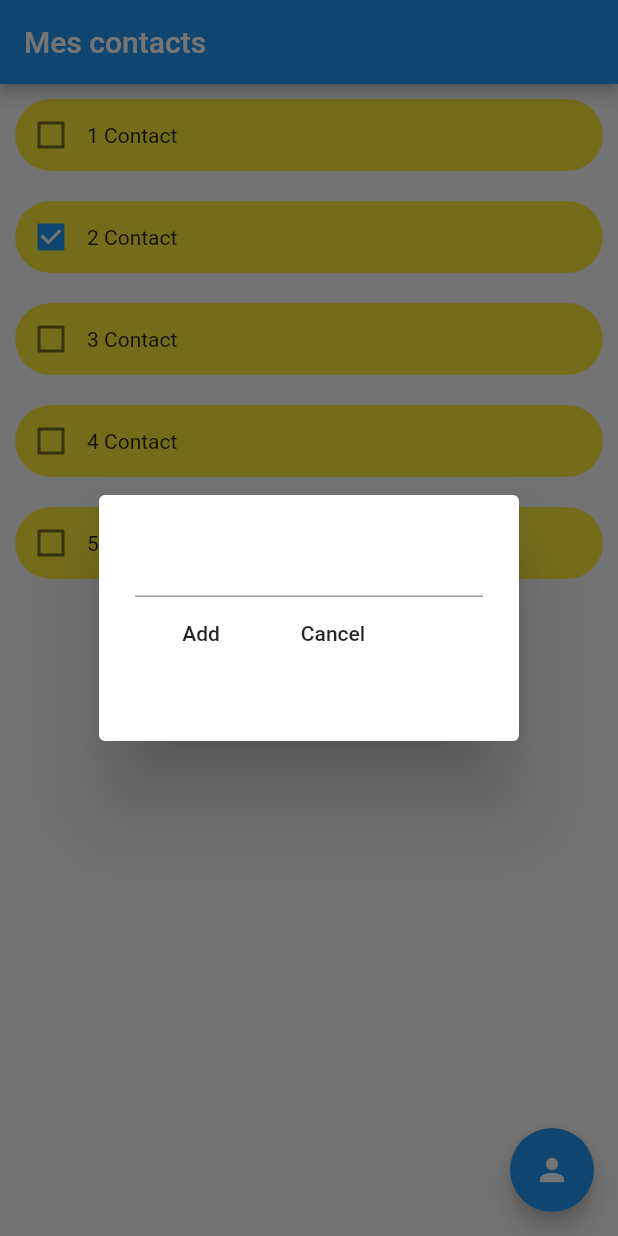
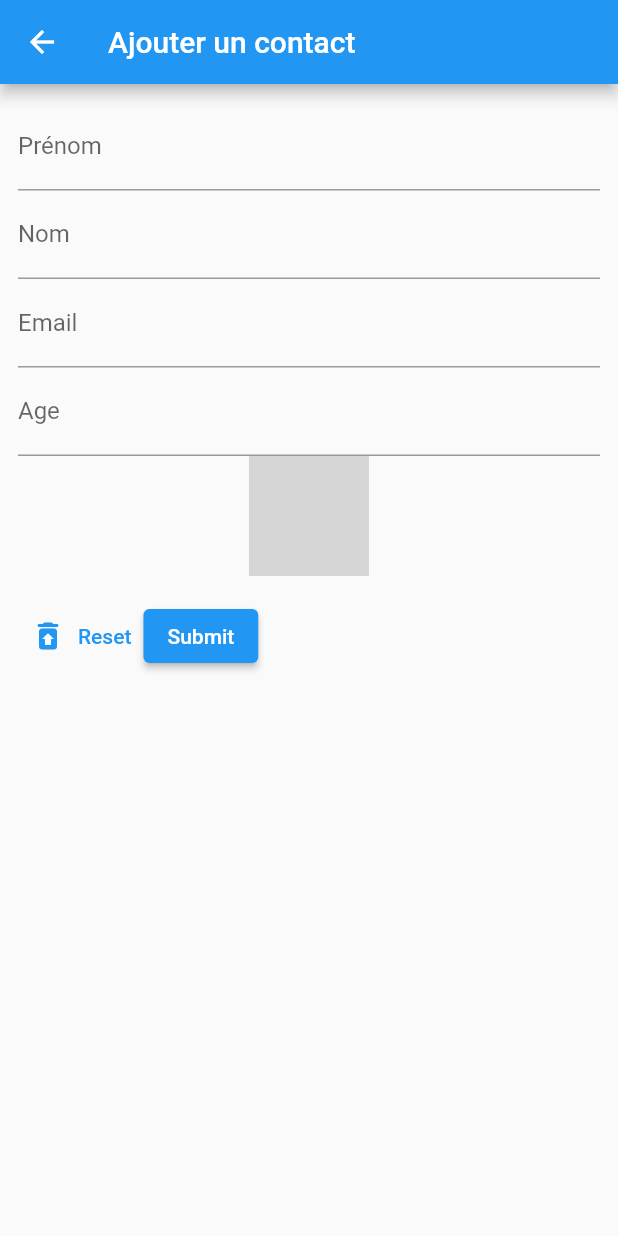
Before and after one commit to najasoft/flutter-app-2023, a Flutter app: the ContactsList screen opened directly, after a tap on the "person" icon, on a phone screen of 412 x 824 dp. Run offline on Flutter 3.47's test engine with Material 2 defaults, Android fonts, the phone set to English and light mode, and no system bars; drawn by our look-alikes of flutter_slidable; our stand-ins replace image_picker; grey boxes are pictures that could not be loaded.

Commit message:
atelier 2

```diff
--- a/lib/add_contact.dart
+++ b/lib/add_contact.dart
@@ -1,13 +1,14 @@
+import 'package:contactsapp/model/contact.dart';
 import 'package:flutter/material.dart';
 
 class AddContact extends StatelessWidget {
-  final ctr;
+  Contact contact;
   VoidCallback onAdd;
   VoidCallback onCancel;
 
   AddContact(
       {super.key,
-      required this.ctr,
+      required this.contact,
       required this.onAdd,
       required this.onCancel});
   @override
@@ -16,7 +17,9 @@ class AddContact extends StatelessWidget {
       content: SizedBox(
         height: 120,
         child: Column(children: [
-          TextField(controller: ctr),
+          TextField(
+            onChanged: (value) => contact.nom,
+          ),
           Row(
             children: [
               MaterialButton(onPressed: onAdd, child: Text("Add")),
--- /dev/null
+++ b/lib/add_contact_form.dart
@@ -0,0 +1,154 @@
+import 'dart:io';
+import 'package:contactsapp/model/contact.dart';
+import 'package:flutter/material.dart';
+import 'package:image_picker/image_picker.dart';
+
+class AddContactForm extends StatefulWidget {
+  final Function(Contact) onSubmit;
+  AddContactForm({required this.onSubmit});
+
+  @override
+  _AddContactFormState createState() => _AddContactFormState();
+}
+
+class _AddContactFormState extends State<AddContactForm> {
+  final _formKey = GlobalKey<FormState>();
+  Contact contact = Contact.empty();
+  String? _pickedImagePath;
+
+  Future<void> _pickImage() async {
+    final ImagePicker _picker = ImagePicker();
+    final XFile? pickedFile =
+        await _picker.pickImage(source: ImageSource.gallery);
+
+    if (pickedFile != null) {
+      setState(() {
+        _pickedImagePath = pickedFile.path;
+      });
+    }
+  }
+
+  void _saveContact() {
+    if (_formKey.currentState!.validate()) {
+      _formKey.currentState!.save();
+      contact.photo = _pickedImagePath!;
+      // Iniiialiser l'id du contact
+      contact.id = DateTime.now().millisecondsSinceEpoch;
+      widget.onSubmit(contact);
+      Navigator.pop(context);
+    }
+  }
+
+  @override
+  Widget build(BuildContext context) {
+    return Scaffold(
+      appBar: AppBar(
+        title: Text('Ajouter un contact'),
+      ),
+      body: Padding(
+        padding: const EdgeInsets.all(12.0),
+        child: Form(
+          key: _formKey,
+          child: Column(
+            children: [
+              TextFormField(
+                decoration: const InputDecoration(
+                  labelText: 'Prénom',
+                ),
+                validator: (value) {
+                  if (value == null || value.isEmpty) {
+                    return 'Entrez le prénom';
+                  }
+                  return null;
+                },
+                onSaved: (value) {
+                  contact.prenom = value!;
+                },
+              ),
+              TextFormField(
+                decoration: const InputDecoration(
+                  labelText: 'Nom',
+                ),
+                validator: (value) {
+                  if (value == null || value.isEmpty) {
+                    return 'Entrez le  nom';
+                  }
+                  return null;
+                },
+                onSaved: (newValue) => contact.nom = newValue!,
+              ),
+              TextFormField(
+                decoration: const InputDecoration(
+                  labelText: 'Email',
+                ),
+                validator: (value) {
+                  if (value == null || value.isEmpty) {
+                    return 'Entrez l' 'email';
+                  }
+                  return null;
+                },
+                onSaved: (newValue) => contact.email = newValue!,
+              ),
+              TextFormField(
+                decoration: const InputDecoration(
+                  labelText: 'Age',
+                ),
+                keyboardType: TextInputType.number,
+                validator: (value) {
+                  if (value == null || value.isEmpty || int.parse(value) < 17) {
+                    return 'L' 'age doit être supérieur ou égal à 17 ans';
+                  }
+                  return null;
+                },
+                onSaved: (newValue) => contact.age = int.parse(newValue!),
+              ),
+              GestureDetector(
+                onTap: _pickImage,
+                child: Container(
+                  width: 80,
+                  height: 80,
+                  decoration: BoxDecoration(
+                    border: Border.all(color: Theme.of(context).primaryColor),
+                    color: Theme.of(context).primaryColorLight,
+                    shape: BoxShape.circle,
+                    image: DecorationImage(
+                      fit: BoxFit.cover,
+                      image: _pickedImagePath != null
+                          ? FileImage(File(_pickedImagePath!))
+                              as ImageProvider<Object>
+                          : AssetImage('assets/placeholder.png'),
+                    ),
+                  ),
+                ),
+              ),
+              Padding(
+                padding: const EdgeInsets.symmetric(vertical: 16.0),
+                child: Row(
+                  children: [
+                    TextButton.icon(
+                        onPressed: () {
+                          _formKey.currentState!.reset();
+                          setState(() {
+                            _pickedImagePath = null;
+                          });
+                        },
+                        icon: Icon(Icons.restore_from_trash_rounded),
+                        label: Text('Reset')),
+                    ElevatedButton(
+                      onPressed: () {
+                        if (_formKey.currentState!.validate()) {
+                          _saveContact();
+                        }
+                      },
+                      child: const Text('Submit'),
+                    ),
+                  ],
+                ),
+              ),
+            ],
+          ),
+        ),
+      ),
+    );
+  }
+}
--- a/lib/contacts_list.dart
+++ b/lib/contacts_list.dart
@@ -1,5 +1,6 @@
-import 'package:contactsapp/add_contact.dart';
+import 'package:contactsapp/add_contact_form.dart';
 import 'package:contactsapp/contact_box.dart';
+import 'package:contactsapp/model/contact.dart';
 import 'package:flutter/material.dart';
 
 class ContactsList extends StatefulWidget {
@@ -11,13 +12,7 @@ class ContactsList extends StatefulWidget {
 
 class _ContactsListState extends State<ContactsList> {
   // Liste des contacts
-  List liste = [
-    ["1 Contact", false],
-    ["2 Contact", true],
-    ["3 Contact", false],
-    ["4 Contact", false],
-    ["5 Contact", false]
-  ];
+  List liste = [];
 
   void change(bool? value, int index) {
     setState(() {
@@ -25,13 +20,9 @@ class _ContactsListState extends State<ContactsList> {
     });
   }
 
-// déclaration du contrôleur
-  final controller = TextEditingController();
-  void saveContact() {
+  void saveContact(Contact contact) {
     setState(() {
-      liste.add([controller.text, false]);
-      controller.clear(); // Efface le contenu du contrôleur
-      Navigator.of(context).pop(); // ferme la boite de dialogue
+      liste.add([contact, false]);
     });
   }
 
@@ -42,30 +33,22 @@ class _ContactsListState extends State<ContactsList> {
     });
   }
 
-  void addContact() {
-    showDialog(
-        context: context,
-        builder: (context) {
-          return AddContact(
-              ctr: controller,
-              onAdd: saveContact,
-              onCancel: () => Navigator.of(context).pop());
-        });
-  }
-
   @override
   Widget build(BuildContext context) {
     return Scaffold(
         appBar: AppBar(title: Text("Mes contacts")),
         floatingActionButton: FloatingActionButton(
-          onPressed: () => addContact(),
+          onPressed: () => Navigator.push(
+              context,
+              MaterialPageRoute(
+                  builder: (context) => AddContactForm(onSubmit: saveContact))),
           child: Icon(Icons.person),
         ),
         body: ListView.builder(
             itemCount: liste.length,
             itemBuilder: (context, index) {
               return ContactBox(
-                nomContact: liste[index][0],
+                contact: liste[index][0],
                 selContact: liste[index][1],
                 onChanged: (value) => change(value, index),
                 delContact: (context) => delContact(index),
--- a/lib/model/contact.dart
+++ b/lib/model/contact.dart
@@ -1,21 +1,24 @@
 class Contact {
+  int id;
   String nom;
   String prenom;
-  String age;
+  int age;
   String photo;
   String email;
-  String phone;
-  String adresse;
-  String ville;
-
   Contact({
+    required this.id,
     required this.nom,
     required this.prenom,
     required this.age,
     required this.photo,
     required this.email,
-    required this.phone,
-    required this.adresse,
-    required this.ville,
   });
+// Constructeur nommé
+  Contact.empty()
+      : id = 0,
+        nom = '',
+        prenom = '',
+        age = 0,
+        photo = '',
+        email = '';
 }
--- a/pubspec.yaml
+++ b/pubspec.yaml
@@ -10,6 +10,9 @@ dependencies:
   flutter:
     sdk: flutter
   flutter_slidable: ^3.0.0
+  image_picker: ^1.0.4
+  path: ^1.8.3
+  sqflite: ^2.3.0
 
 dev_dependencies:
   flutter_test:
@@ -18,3 +21,5 @@ dev_dependencies:
 
 flutter:
   uses-material-design: true
+  assets:
+      - assets/images/
```
Also changed, not shown: lib/contact_box.dart (+20 -3 lines), lib/contact_details.dart (added, +58 -0 lines), lib/main.dart (+8 -2 lines), assets/images/p1.jpg (added), assets/images/p2.jpg (added), assets/images/p3.jpg (added), assets/images/p4.jpg (added), assets/images/p5.jpg (added), pubspec.lock, 5 other files.
